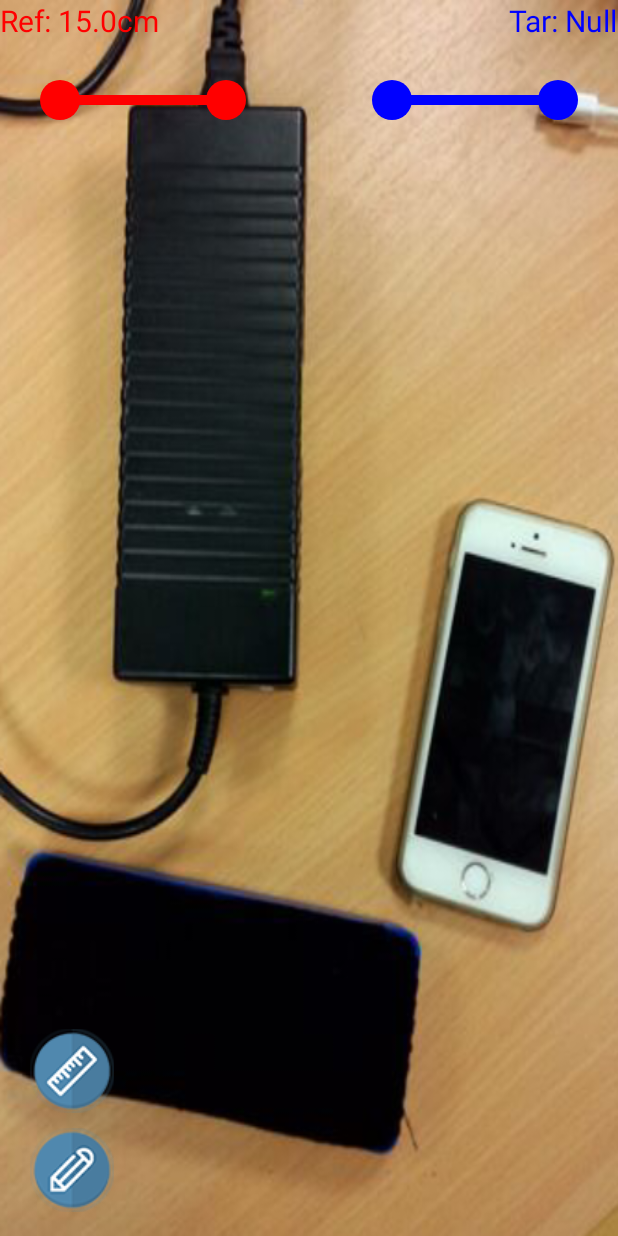
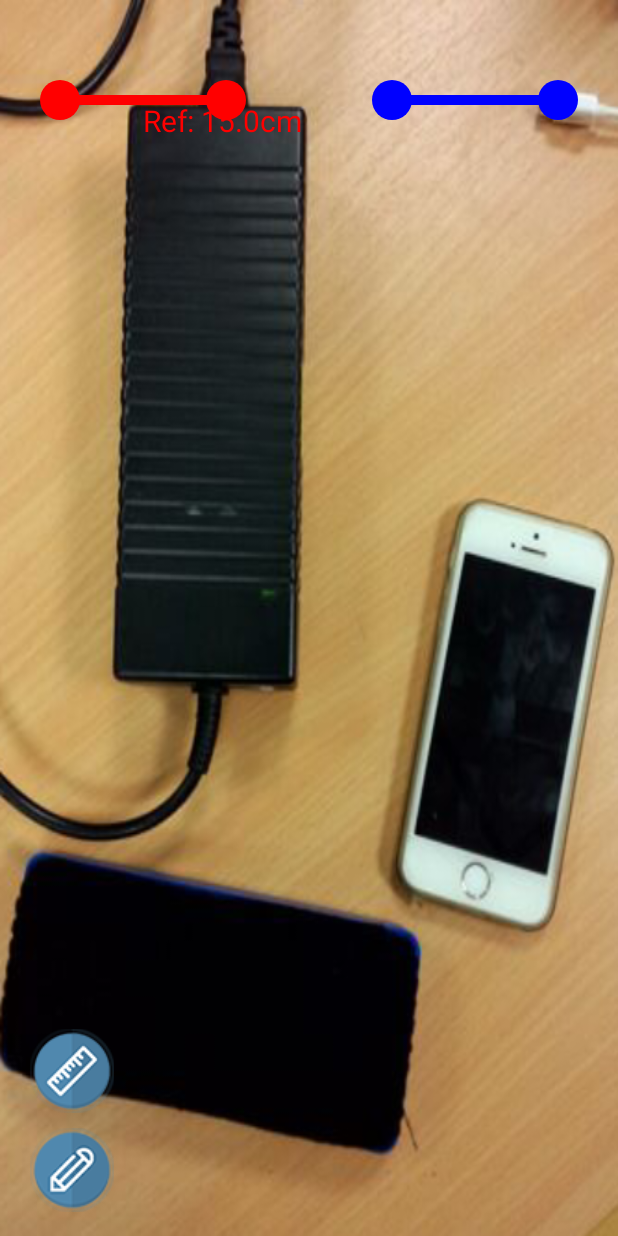
Before and after one commit to SnowyOwl-KHY/ZhouMeasure, an Android app: the fragment PhotoFragment shown on its own in the app's theme, on a phone screen of 412 x 824 dp. Run offline under Robolectric (Android 15) with nearby library versions, the phone set to English and light mode, and no system bars.

Commit message:
add initialization

```diff
--- a/app/src/main/java/classexample/zhoumeasure/photo/PhotoFragment.java
+++ b/app/src/main/java/classexample/zhoumeasure/photo/PhotoFragment.java
@@ -68,13 +68,13 @@ public class PhotoFragment extends Fragment {
 
         Log.d("ly", "" + width);
 
-        m_refLenView.setText("Ref: " + m_refLength + "cm");
-        m_tarLenView.setText("Tar: " + "Null");
-
         m_line = new MyLine(m_drawArea.getContext());
         m_line.setPosition(width / 3);
         m_drawArea.addView(m_line);
         m_line.addAnchors();
+
+        setResult();
+
         return m_rootView;
     }
 
@@ -83,12 +83,15 @@ public class PhotoFragment extends Fragment {
         super.onStart();
     }
 
-    public void setResult() {
-        Log.e("blabla", "ok");
+    public void setResult(){
         m_tarLength = m_line.calPropotion() * m_refLength;
         m_refLenView.setText("Ref: " + m_refLength + "cm");
+        m_refLenView.setX(Math.abs(m_line.m_anchor[0].m_x + m_line.m_anchor[1].m_x) / 2 - m_refLenView.getWidth() / 2);
+        m_refLenView.setY(Math.abs(m_line.m_anchor[0].m_y + m_line.m_anchor[1].m_y) / 2 - m_tarLenView.getHeight());
         DecimalFormat format = new DecimalFormat("#.0");
         m_tarLenView.setText("Tar: " + format.format(m_tarLength) + "cm");
+        m_tarLenView.setX(Math.abs(m_line.m_anchor[2].m_x + m_line.m_anchor[3].m_x) / 2 - m_tarLenView.getWidth() / 2);
+        m_tarLenView.setY(Math.abs(m_line.m_anchor[2].m_y + m_line.m_anchor[3].m_y) / 2 - m_tarLenView.getHeight());
     }
 
     public void setBitmap(Bitmap inBitmap) {
```
